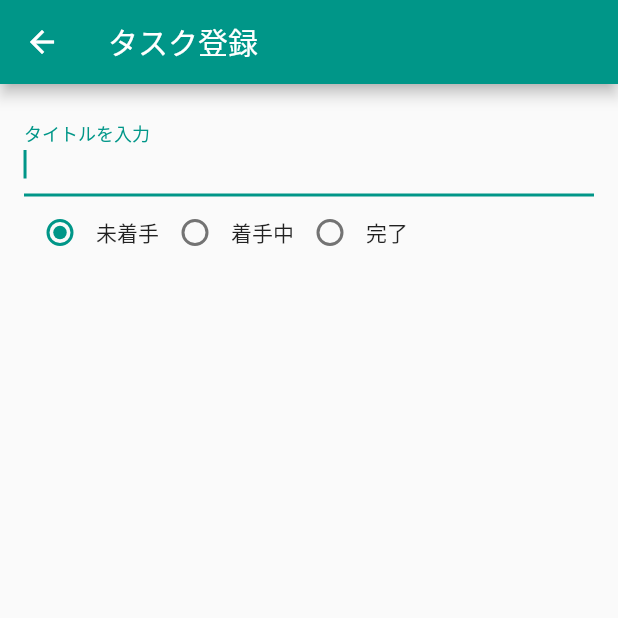
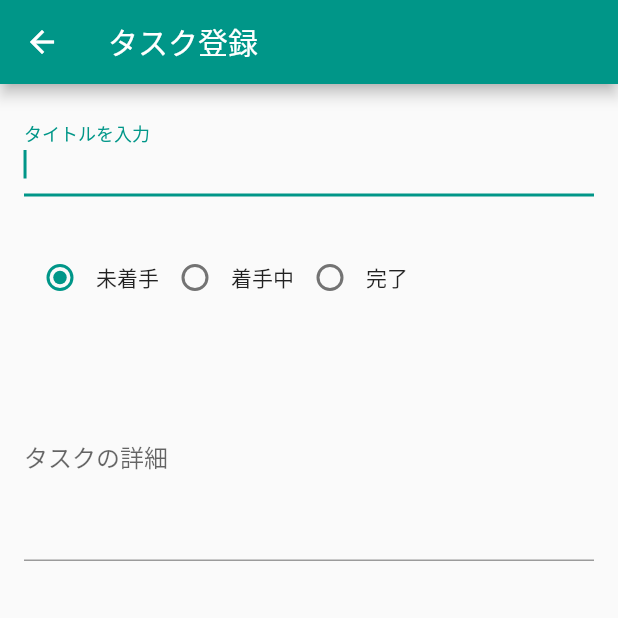
Before and after one commit to kamishi-44/todo_app, a Flutter app: the AddTaskPage screen opened directly, on a phone screen of 412 x 824 dp, the top half of it. Run offline on Flutter 3.47's test engine with Material 2 defaults, Android fonts, the phone set to English and light mode, and no system bars.

Commit message:
登録ページの項目追加

```diff
--- a/lib/add_task_page.dart
+++ b/lib/add_task_page.dart
@@ -9,8 +9,22 @@ class AddTaskPage extends StatefulWidget {
 
 enum RadioValue { yet, doing, done }
 
+extension RadioValueExtension on RadioValue {
+  static final values = {
+    RadioValue.yet: '未着手',
+    RadioValue.doing: '着手中',
+    RadioValue.done: '完了',
+  };
+
+  String get statusValue => values[this]!;
+}
+
 class _AddTaskPage extends State<AddTaskPage> {
   RadioValue _selectedButton = RadioValue.yet;
+
+  void _onRadioSelected(RadioValue? selectedButton) => setState(() {
+        _selectedButton = selectedButton!;
+      });
 
   @override
   Widget build(BuildContext context) {
@@ -23,33 +37,23 @@ class _AddTaskPage extends State<AddTaskPage> {
         child: Column(
           children: <Widget>[
             const TextField(
-              // maxLines: 1,
               autofocus: true,
               decoration: InputDecoration(
                 labelText: 'タイトルを入力',
               ),
             ),
-            Row(
-              children: <Widget>[
-                Radio(
-                  value: RadioValue.yet,
-                  groupValue: _selectedButton,
-                  onChanged: (selectedButton) => _onRadioSelected,
-                ),
-                const Text('未着手'),
-                Radio(
-                  value: RadioValue.doing,
-                  groupValue: _selectedButton,
-                  onChanged: (selectedButton) => _onRadioSelected,
-                ),
-                const Text('着手中'),
-                Radio(
-                  value: RadioValue.done,
-                  groupValue: _selectedButton,
-                  onChanged: (selectedButton) => _onRadioSelected,
-                ),
-                const Text('完了'),
-              ],
+            const SizedBox(
+              height: 30,
+            ),
+            generateStatusRadio(),
+            const SizedBox(
+              height: 30,
+            ),
+            const TextField(
+              maxLines: 5,
+              decoration: InputDecoration(
+                labelText: 'タスクの詳細',
+              ),
             ),
           ],
         ),
@@ -57,7 +61,40 @@ class _AddTaskPage extends State<AddTaskPage> {
     );
   }
 
-  void _onRadioSelected(RadioValue selectedButton) => setState(() {
-        _selectedButton = selectedButton;
-      });
+  Widget generateStatusRadio() {
+    return Row(
+      children: <Widget>[
+        Row(
+          children: [
+            Radio<RadioValue>(
+              value: RadioValue.yet,
+              groupValue: _selectedButton,
+              onChanged: (selectedButton) => _onRadioSelected(selectedButton),
+            ),
+            Text(RadioValue.yet.statusValue),
+          ],
+        ),
+        Row(
+          children: [
+            Radio<RadioValue>(
+              value: RadioValue.doing,
+              groupValue: _selectedButton,
+              onChanged: (selectedButton) => _onRadioSelected(selectedButton),
+            ),
+            Text(RadioValue.doing.statusValue),
+          ],
+        ),
+        Row(
+          children: [
+            Radio<RadioValue>(
+              value: RadioValue.done,
+              groupValue: _selectedButton,
+              onChanged: (selectedButton) => _onRadioSelected(selectedButton),
+            ),
+            Text(RadioValue.done.statusValue),
+          ],
+        ),
+      ],
+    );
+  }
 }
```
